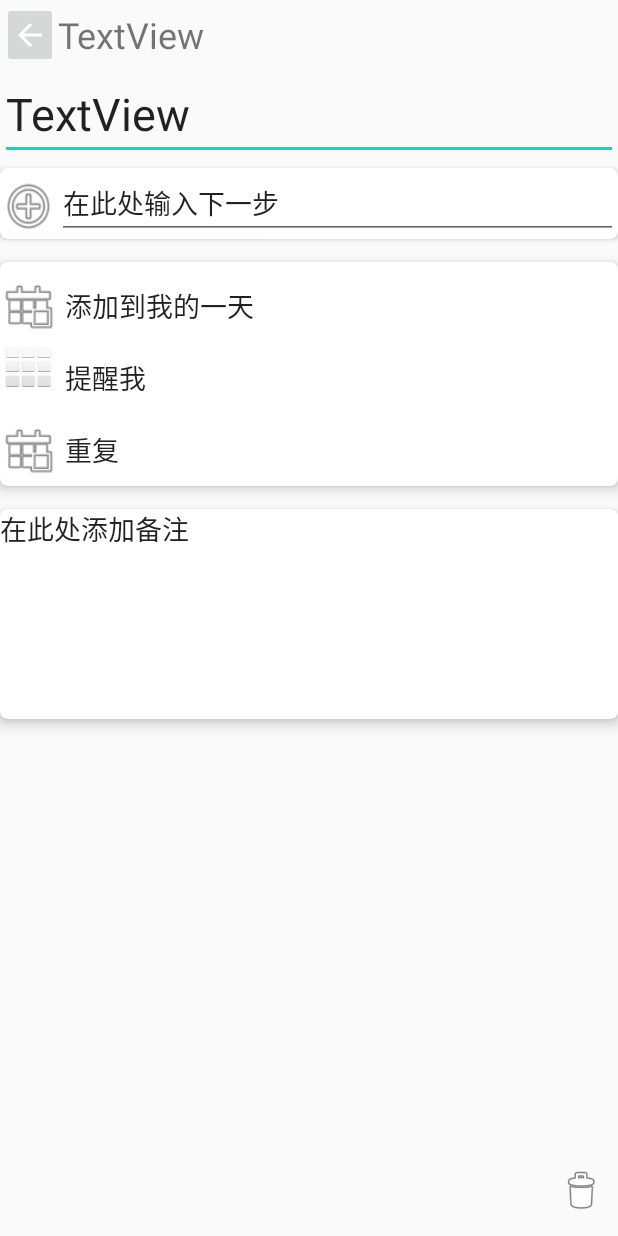
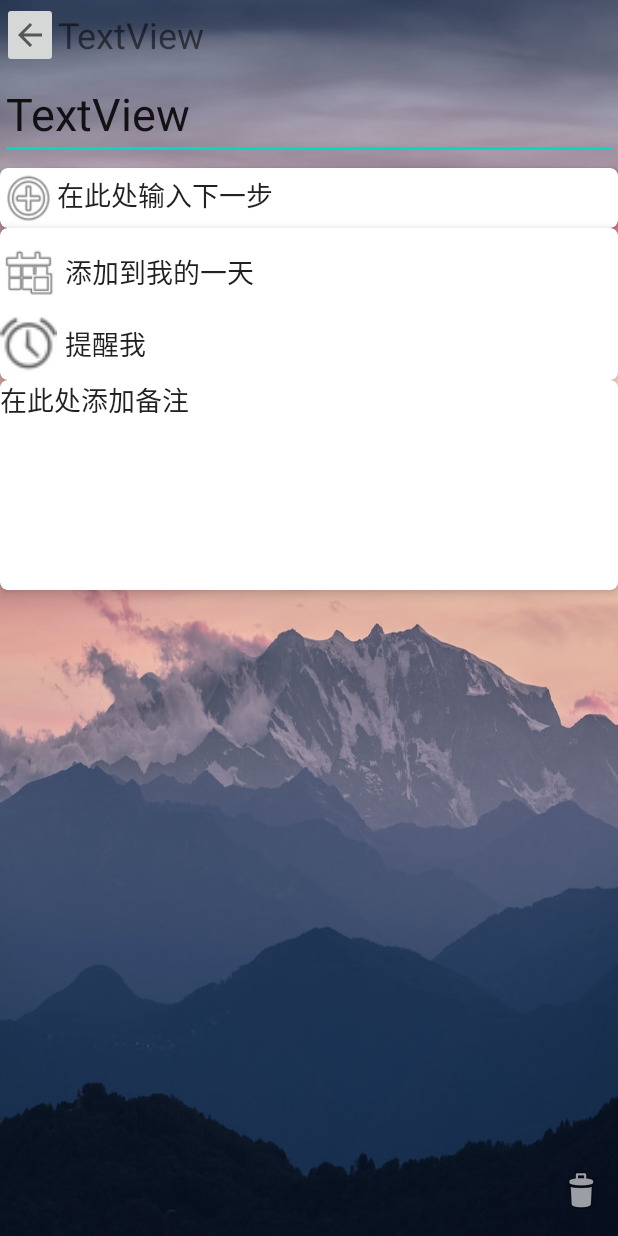
Before and after one commit to Twistfate777/Todo, an Android app: the layout activity_third.xml on its own in the app's theme, with its tools: preview values and no code run, on a phone screen of 412 x 824 dp. Run offline under Robolectric (Android 15) with nearby library versions, the phone set to English and light mode, and no system bars.

```diff
--- a/app/src/main/java/com/example/todo/MainActivity.java
+++ b/app/src/main/java/com/example/todo/MainActivity.java
@@ -123,7 +123,7 @@ public class MainActivity extends AppCompatActivity implements View.OnClickListe
 
     }
 
-    //新建List 的确定按钮 事件
+    //新建List 的确定按钮事件
     class ListBuilder implements DialogInterface.OnClickListener {
         AlertDialog dialog;
         EditText input;
--- a/app/src/main/java/com/example/todo/MyReceiver.java
+++ b/app/src/main/java/com/example/todo/MyReceiver.java
@@ -33,10 +33,10 @@ public class MyReceiver extends BroadcastReceiver {
                 String taskName = task.name;
                 String comment = task.comment;
 
-                NotificationManager nm = (NotificationManager) context.getSystemService(NOTIFICATION_SERVICE);
+                NotificationManager notificationManager = (NotificationManager) context.getSystemService(NOTIFICATION_SERVICE);
                 String channelId = Double.toString( (Math.random()));
                 NotificationChannel channel = new NotificationChannel(channelId,"Todo", NotificationManager.IMPORTANCE_HIGH);
-                nm.createNotificationChannel(channel);
+                notificationManager.createNotificationChannel(channel);
                 Notification test = new NotificationCompat.Builder(context, channelId)
                         .setContentTitle(taskName)
                         .setContentText(comment)
@@ -44,7 +44,7 @@ public class MyReceiver extends BroadcastReceiver {
                         .setLargeIcon(BitmapFactory.decodeResource(context.getResources(),R.mipmap.logo_icon_foreground))
                         .setPriority(NotificationCompat.PRIORITY_DEFAULT).build();
 
-                nm.notify((int)(Math.random() * 10000),test);
+                notificationManager.notify((int)(Math.random() * 10000),test);
 
                 task.deadLineID = -1;
                 dao.update(task);
--- a/app/src/main/res/layout/activity_done.xml
+++ b/app/src/main/res/layout/activity_done.xml
@@ -22,7 +22,7 @@
             android:layout_width="match_parent"
             android:layout_height="wrap_content"
             android:layout_weight="2"
-            android:src="@drawable/abc_vector_test" />
+            android:src="?attr/actionModeCloseDrawable" />
 
         <TextView
             android:id="@+id/_title"
--- a/app/src/main/res/layout/activity_third.xml
+++ b/app/src/main/res/layout/activity_third.xml
@@ -1,9 +1,11 @@
 <?xml version="1.0" encoding="utf-8"?>
-<androidx.constraintlayout.widget.ConstraintLayout xmlns:android="http://schemas.android.com/apk/res/android"
+<androidx.constraintlayout.widget.ConstraintLayout
+    xmlns:android="http://schemas.android.com/apk/res/android"
     xmlns:app="http://schemas.android.com/apk/res-auto"
     xmlns:tools="http://schemas.android.com/tools"
     android:layout_width="match_parent"
     android:layout_height="match_parent"
+    android:background="@drawable/bg8"
     tools:context=".ThirdActivity">
 
     <LinearLayout
@@ -23,7 +25,7 @@
             android:layout_width="match_parent"
             android:layout_height="wrap_content"
             android:layout_weight="10"
-            android:src="@drawable/abc_vector_test" />
+            android:src="?attr/actionModeCloseDrawable" />
 
         <TextView
             android:id="@+id/listname"
@@ -58,6 +60,7 @@
     </LinearLayout>
 
     <androidx.cardview.widget.CardView
+        android:background="@drawable/transparent"
         android:id="@+id/steps"
         android:layout_width="match_parent"
         android:layout_height="wrap_content"
@@ -77,7 +80,8 @@
             <androidx.recyclerview.widget.RecyclerView
                 android:id="@+id/rv"
                 android:layout_width="match_parent"
-                android:layout_height="wrap_content" />
+                android:layout_height="wrap_content"
+                android:backgroundTint="@android:color/transparent" />
 
             <LinearLayout
                 android:layout_width="match_parent"
@@ -97,6 +101,7 @@
                     android:layout_width="match_parent"
                     android:layout_height="wrap_content"
                     android:layout_weight="0.35"
+                    android:background="@android:color/transparent"
                     android:inputType="textPersonName"
                     android:text="在此处输入下一步" />
 
@@ -109,7 +114,6 @@
         android:id="@+id/bot2"
         android:layout_width="match_parent"
         android:layout_height="wrap_content"
-        android:layout_marginTop="15dp"
         app:cardCornerRadius="5dp"
         app:cardElevation="5dp"
         app:contentPaddingTop="5dp"
@@ -139,7 +143,7 @@
                     android:layout_width="match_parent"
                     android:layout_height="wrap_content"
                     android:layout_weight="1"
-                    android:background="@drawable/transparent"
+                    android:background="#00000000"
                     android:gravity="center_vertical"
                     android:paddingLeft="5dp"
                     android:text="添加到我的一天"
@@ -155,16 +159,16 @@
                 <ImageView
                     android:id="@+id/imageView3"
                     android:layout_width="match_parent"
-                    android:layout_height="wrap_content"
+                    android:layout_height="match_parent"
                     android:layout_weight="20"
-                    app:srcCompat="@android:drawable/ic_dialog_dialer" />
+                    app:srcCompat="@android:drawable/ic_lock_idle_alarm" />
 
                 <Button
                     android:id="@+id/dd"
                     android:layout_width="match_parent"
                     android:layout_height="wrap_content"
                     android:layout_weight="2"
-                    android:background="@drawable/transparent"
+                    android:background="#00000000"
                     android:gravity="center_vertical"
                     android:paddingLeft="5dp"
                     android:text="提醒我"
@@ -176,27 +180,7 @@
                 android:layout_width="match_parent"
                 android:layout_height="match_parent"
                 android:gravity="center"
-                android:orientation="horizontal">
-
-                <ImageView
-                    android:id="@+id/repetview"
-                    android:layout_width="match_parent"
-                    android:layout_height="match_parent"
-                    android:layout_weight="10"
-                    app:srcCompat="@android:drawable/ic_menu_today" />
-
-                <Button
-                    android:id="@+id/repete"
-                    android:layout_width="match_parent"
-                    android:layout_height="wrap_content"
-                    android:layout_weight="1"
-                    android:background="@drawable/transparent"
-                    android:gravity="center_vertical"
-                    android:paddingLeft="5dp"
-                    android:text="重复"
-                    android:textSize="18sp" />
-
-            </LinearLayout>
+                android:orientation="horizontal"/>
 
         </LinearLayout>
 
@@ -206,11 +190,11 @@
         android:id="@+id/cardview"
         android:layout_width="match_parent"
         android:layout_height="140dp"
-        android:layout_marginTop="15dp"
+        android:background="#00ff00ff"
         app:cardCornerRadius="5dp"
         app:cardElevation="5dp"
         app:layout_constraintEnd_toEndOf="parent"
-        app:layout_constraintHorizontal_bias="1.0"
+        app:layout_constraintHorizontal_bias="0.0"
         app:layout_constraintStart_toStartOf="parent"
         app:layout_constraintTop_toBottomOf="@+id/bot2">
 
@@ -218,7 +202,7 @@
             android:id="@+id/coment"
             android:layout_width="wrap_content"
             android:layout_height="wrap_content"
-            android:background="@drawable/transparent"
+            android:background="@null"
             android:text="在此处添加备注" />
     </androidx.cardview.widget.CardView>
 
--- a/app/src/main/res/layout/activity_today.xml
+++ b/app/src/main/res/layout/activity_today.xml
@@ -22,7 +22,7 @@
             android:layout_width="match_parent"
             android:layout_height="wrap_content"
             android:layout_weight="2"
-            android:src="@drawable/abc_vector_test" />
+            android:src="?attr/actionModeCloseDrawable" />
 
         <TextView
             android:id="@+id/_title"
--- a/app/src/main/res/layout/input_task.xml
+++ b/app/src/main/res/layout/input_task.xml
@@ -26,7 +26,7 @@
             android:layout_width="match_parent"
             android:layout_height="match_parent"
             android:layout_weight="2"
-            android:background="@android:drawable/arrow_up_float"
+            android:background="@drawable/check_off"
             android:button="@null" />
 
     </LinearLayout>
--- a/app/src/main/res/layout/todo_step.xml
+++ b/app/src/main/res/layout/todo_step.xml
@@ -3,6 +3,7 @@
     xmlns:app="http://schemas.android.com/apk/res-auto"
     android:layout_width="match_parent"
     android:layout_height="wrap_content"
+    android:background="@android:color/transparent"
     android:orientation="horizontal">
 
     <CheckBox
--- a/app/src/main/res/menu/second_option_menu.xml
+++ b/app/src/main/res/menu/second_option_menu.xml
@@ -1,9 +1,5 @@
 <?xml version="1.0" encoding="utf-8"?>
 <menu xmlns:android="http://schemas.android.com/apk/res/android">
-
-    <item android:id="@+id/rename"
-        android:title="重命名清单"
-        ></item>
     <item
         android:title="更换背景"
         android:id="@+id/changeBG">
--- a/app/src/main/res/values/styles.xml
+++ b/app/src/main/res/values/styles.xml
@@ -8,6 +8,7 @@
         <item name="android:windowNoTitle">true</item>
         <item name="android:windowFullscreen">true</item>
         <item name="android:windowActionBar">false</item>
+        <item name="windowNoTitle">true</item>
     </style>
 
 
@@ -36,7 +37,7 @@
 
     <style name="AppTheme.NoActionBar">
         <item name="windowActionBar">false</item>
-        <item name="windowNoTitle">true</item>
+        <item name="android:windowNoTitle">true</item>
     </style>
 
     <style name="AppTheme.AppBarOverlay" parent="ThemeOverlay.AppCompat.Dark.ActionBar" />
```
Also changed, not shown: app/src/main/java/com/example/todo/AlarmManagerUtils.java (+12 -46 lines), app/src/main/java/com/example/todo/SchedulaActivity.java (+14 -0 lines), app/src/main/java/com/example/todo/SecondActivity.java (+40 -80 lines), app/src/main/java/com/example/todo/ThirdActivity.java (+10 -15 lines), app/src/main/res/layout/activity_second.xml (+11 -3 lines), app/src/main/res/drawable/check.jpeg (added), app/src/main/res/mipmap-xhdpi/back.jpeg (added), app/src/main/res/mipmap-xhdpi/check.jpeg (added).
